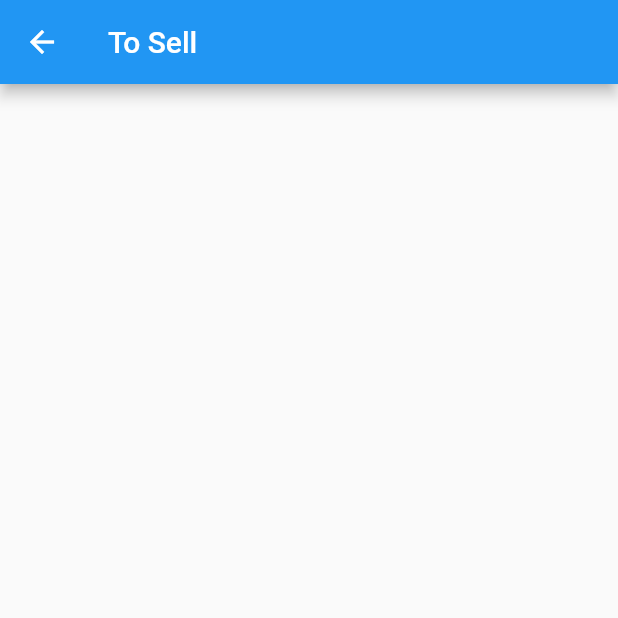
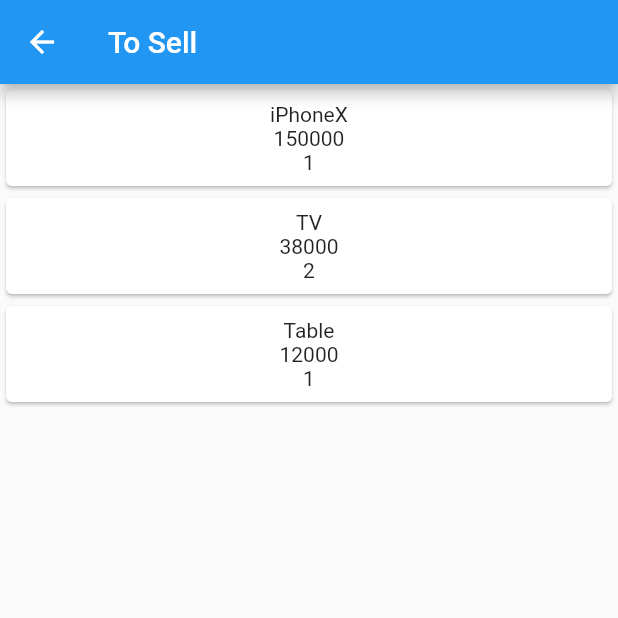
Before and after one commit to uyit14/todo_app, a Flutter app: the screen it shows after launch, after a tap on "To Sell", on a phone screen of 412 x 824 dp, the top half of it. Run offline on Flutter 3.47's test engine with Material 2 defaults, Android fonts, the phone set to English and light mode, and no system bars; our stand-ins replace get, hive; accounts and stored records are empty; network calls fail.

Commit message:
save initial List

```diff
--- a/lib/presentation/home/detail_page.dart
+++ b/lib/presentation/home/detail_page.dart
@@ -27,7 +27,25 @@ class DetailPage extends GetView<HomeController> {
               ListView.builder(
                   itemCount: _list.length,
                   itemBuilder: (context, index) {
-                    return Text(_list[index].name);
+                    return Card(
+                      child: Padding(
+                        padding: const EdgeInsets.all(8.0),
+                        child: Column(
+                          children: [
+                            Text(_list[index].name),
+                            todoType == TODO_TYPE.call
+                                ? Text(_list[index].number)
+                                : Container(),
+                            todoType != TODO_TYPE.call
+                                ? Text(_list[index].price.toString())
+                                : Container(),
+                            todoType != TODO_TYPE.call
+                                ? Text(_list[index].quantity.toString())
+                                : Container(),
+                          ],
+                        ),
+                      ),
+                    );
                   }),
               _isLoading
                   ? const Center(
--- a/lib/presentation/home/home_controller.dart
+++ b/lib/presentation/home/home_controller.dart
@@ -1,6 +1,7 @@
 import 'package:flutter/foundation.dart';
 import 'package:get/get.dart';
 import 'package:todo_app/common/app_routes.dart';
+import 'package:todo_app/domain/entities/buy_entity.dart';
 
 import '../../domain/usecases/usecase.dart';
 
@@ -63,12 +64,17 @@ class HomeController extends GetxController {
     try {
       final result = await toSellListUseCase.call(NoParams());
       if (result.isEmpty) {
-        //at first time, if don't have sell data in the local db,
-        //get from buy api and store as sell with type = 2
-        final buyResult = await toBuyListUseCase.call(NoParams());
-        final saveResult = await saveToBuyUseCase.call(buyResult);
+        //at first time, if don't have sells data in the local db
+        // -> save initialList
+        var initialList = [
+          BuyEntity(
+              id: 1, name: "iPhoneX", price: 150000, quantity: 1, type: 2),
+          BuyEntity(id: 2, name: "TV", price: 38000, quantity: 2, type: 2),
+          BuyEntity(id: 3, name: "Table", price: 12000, quantity: 1, type: 2)
+        ];
+        final saveResult = await saveToBuyUseCase.call(initialList);
         if (saveResult) {
-          list.value = buyResult;
+          list.value = initialList;
           isLoading.value = false;
         }
       } else {
--- a/lib/presentation/home/home_page.dart
+++ b/lib/presentation/home/home_page.dart
@@ -19,13 +19,22 @@ class HomePage extends GetView<HomeController> {
             children: [
               ElevatedButton(
                   onPressed: () => controller.navigateToDetail(TODO_TYPE.call),
-                  child: const Text("To Call")),
+                  child: const Padding(
+                    padding: EdgeInsets.all(8.0),
+                    child: Text("To Call"),
+                  )),
               ElevatedButton(
                   onPressed: () => controller.navigateToDetail(TODO_TYPE.buy),
-                  child: const Text("To Buy")),
+                  child: const Padding(
+                    padding: EdgeInsets.all(8.0),
+                    child: Text("To Buy"),
+                  )),
               ElevatedButton(
                   onPressed: () => controller.navigateToDetail(TODO_TYPE.sell),
-                  child: const Text("To Sell"))
+                  child: const Padding(
+                    padding: EdgeInsets.all(8.0),
+                    child: Text("To Sell"),
+                  ))
             ],
           ),
         ),
```
